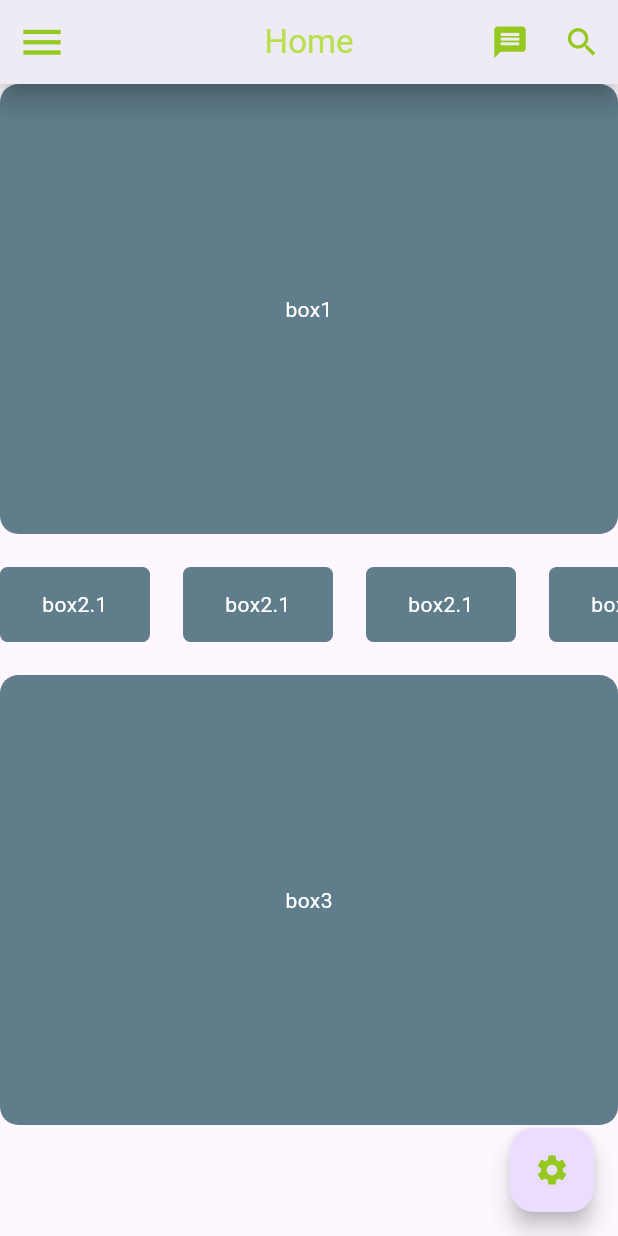
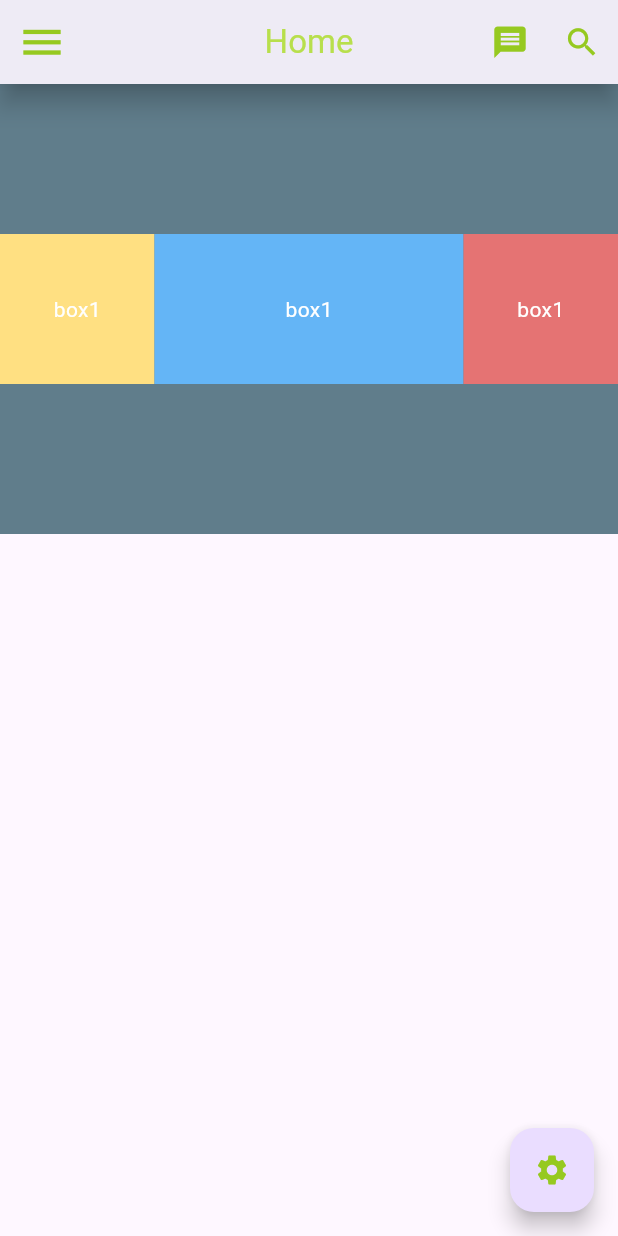
Before and after one commit to sm-hl/simple_project, a Flutter app: the screen it shows after launch, on a phone screen of 412 x 824 dp. Run offline on Flutter 3.47's test engine with Material 3 defaults, Android fonts, the phone set to English and light mode, and no system bars.

Commit message:
Expanded widget for row

```diff
--- a/lib/main.dart
+++ b/lib/main.dart
@@ -70,94 +70,44 @@ class simpleProject extends StatelessWidget {
           color: Color.fromARGB(255, 150, 201, 32),
         ), //go to material icon https://fonts.google.com/icons
       ),
-      body: SingleChildScrollView(
-        child: Column(
+      body: Container(
+        height: 300,
+        width: double.infinity,
+        color: Colors.blueGrey,
+        child: Row(
           children: [
-            Container(
-              child: Text("box1",textAlign: TextAlign.center, style: TextStyle(color: Colors.white)),
-              width: double.infinity,//full screen width
-              height: 300,
-              alignment: Alignment.center,
-              margin: EdgeInsets.only(bottom: 22),
-              decoration: BoxDecoration(
-                borderRadius: BorderRadius.circular(12.2),
-                color: Colors.blueGrey,
+            Expanded(//divide the empty space to total flex number and distributed to children
+              flex: 1,//0: not expanded
+              child: Container(
+                alignment: Alignment.center,
+                height: 100,
+                width: 100,
+                color: Colors.amber[200],
+                child: Text("box1", style: TextStyle(color: Colors.white),),
               ),
             ),
-            SingleChildScrollView(
-              scrollDirection: Axis.horizontal,
-              child: Row(
-                mainAxisAlignment: MainAxisAlignment.spaceBetween,
-                children: [
-                  Container(
-                    child: Text("box2.1",textAlign: TextAlign.center, style: TextStyle(color: Colors.white)),
-                    width: 100,
-                    height: 50,
-                    margin: EdgeInsets.only(right: 22),
-                    alignment: Alignment.center,
-                    decoration: BoxDecoration(
-                      borderRadius: BorderRadius.circular(5),
-                      color: Colors.blueGrey,
-                    ),
-                  ),
-                  Container(
-                    child: Text("box2.1",textAlign: TextAlign.center, style: TextStyle(color: Colors.white)),
-                    width: 100,
-                    height: 50,
-                    margin: EdgeInsets.only(right: 22),
-                    alignment: Alignment.center,
-                    decoration: BoxDecoration(
-                      borderRadius: BorderRadius.circular(5),
-                      color: Colors.blueGrey,
-                    ),
-                  ),
-                  Container(
-                    child: Text("box2.1",textAlign: TextAlign.center, style: TextStyle(color: Colors.white)),
-                    width: 100,
-                    height: 50,
-                    alignment: Alignment.center,
-                    decoration: BoxDecoration(
-                      borderRadius: BorderRadius.circular(5),
-                      color: Colors.blueGrey,
-                    ),
-                  ),
-                  Container(
-                    child: Text("box2.1",textAlign: TextAlign.center, style: TextStyle(color: Colors.white)),
-                    width: 100,
-                    height: 50,
-                    margin: EdgeInsets.symmetric(horizontal: 22),
-                    alignment: Alignment.center,
-                    decoration: BoxDecoration(
-                      borderRadius: BorderRadius.circular(5),
-                      color: Colors.blueGrey,
-                    ),
-                  ),
-                  Container(
-                    child: Text("box2.1",textAlign: TextAlign.center, style: TextStyle(color: Colors.white)),
-                    width: 100,
-                    height: 50,
-                    alignment: Alignment.center,
-                    decoration: BoxDecoration(
-                      borderRadius: BorderRadius.circular(5),
-                      color: Colors.blueGrey,
-                    ),
-                  ),
-                ],
+            Expanded(
+              flex: 2,//0: not expanded
+              child: Container(
+                alignment: Alignment.center,
+                height: 100,
+                width: 100,
+                color: Colors.blue[300],
+                child: Text("box1", style: TextStyle(color: Colors.white),),
               ),
             ),
-            Container(
-              child: Text("box3", style: TextStyle(color: Colors.white)),
-              width: 500,
-              height: 300,
-              margin: EdgeInsets.only(top: 22),
-              alignment: Alignment.center,
-              decoration: BoxDecoration(
-                borderRadius: BorderRadius.circular(12.2),
-                color: Colors.blueGrey,
+            Expanded(
+              flex: 1,//0: not expanded
+              child: Container(
+                alignment: Alignment.center,
+                height: 100,
+                width: 100,
+                color: Colors.red[300],
+                child: Text("box1", style: TextStyle(color: Colors.white),),
               ),
             ),
           ],
-        )
+        ),
       )
     );
   }
```
